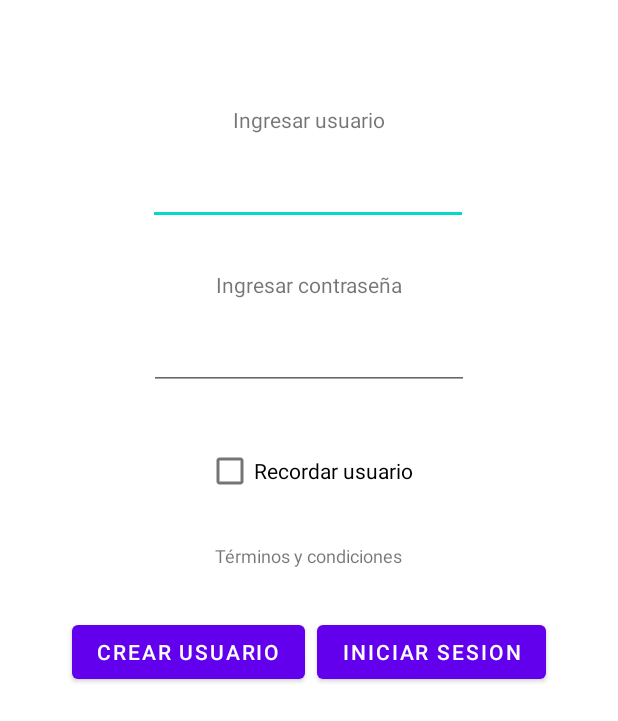
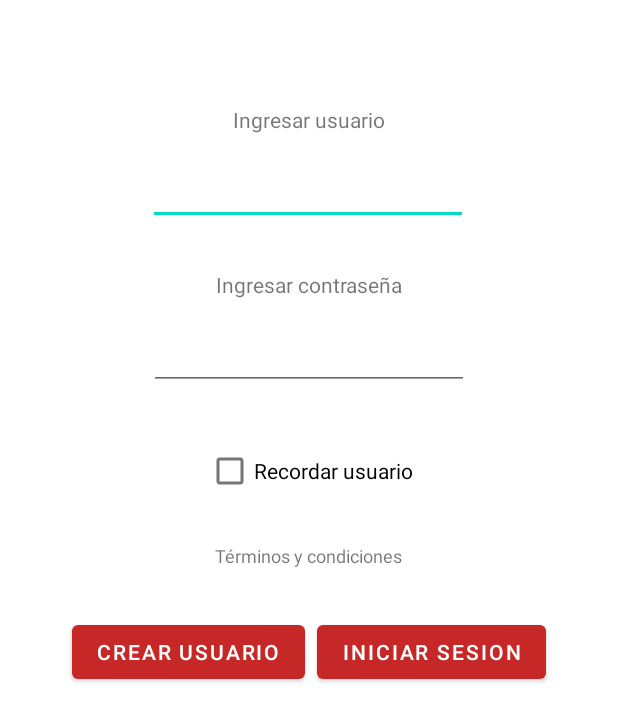
Before and after one commit to RodrigoPasquali/LibrosKotlin, an Android app: the screen it shows after launch (MainActivity), on a phone screen of 412 x 824 dp. Shown: the top 721 px of the screen. Run offline under Robolectric (Android 15) with nearby library versions, the light colour scheme and no system bars.

Commit message:
Se cambia color primario y secundario

```diff
--- a/app/src/main/res/layout/activity_home.xml
+++ b/app/src/main/res/layout/activity_home.xml
@@ -11,7 +11,7 @@
         android:id="@+id/toolbar"
         android:layout_width="match_parent"
         android:layout_height="?attr/actionBarSize"
-        android:background="@color/purple_500"
+        android:background="@color/primary"
         android:theme="@style/ThemeOverlay.MaterialComponents.Dark.ActionBar"
         app:elevation="4dp"
         app:popupTheme="@style/Theme.MaterialComponents.Light" />
--- a/app/src/main/res/layout/activity_libros_favoritos.xml
+++ b/app/src/main/res/layout/activity_libros_favoritos.xml
@@ -12,7 +12,7 @@
         android:id="@+id/toolbar"
         android:layout_width="match_parent"
         android:layout_height="?attr/actionBarSize"
-        android:background="@color/purple_500"
+        android:background="@color/primary"
         android:theme="@style/ThemeOverlay.MaterialComponents.Dark.ActionBar"
         app:elevation="4dp"
         app:popupTheme="@style/Theme.MaterialComponents.Light" />
--- a/app/src/main/res/values-night/themes.xml
+++ b/app/src/main/res/values-night/themes.xml
@@ -2,8 +2,8 @@
     <!-- Base application theme. -->
     <style name="Theme.Libros" parent="Theme.MaterialComponents.DayNight.DarkActionBar">
         <!-- Primary brand color. -->
-        <item name="colorPrimary">@color/purple_200</item>
-        <item name="colorPrimaryVariant">@color/purple_700</item>
+        <item name="colorPrimary">@color/primary</item>
+        <item name="colorPrimaryVariant">@color/primary_dark</item>
         <item name="colorOnPrimary">@color/black</item>
         <!-- Secondary brand color. -->
         <item name="colorSecondary">@color/teal_200</item>
--- a/app/src/main/res/values/colors.xml
+++ b/app/src/main/res/values/colors.xml
@@ -1,8 +1,8 @@
 <?xml version="1.0" encoding="utf-8"?>
 <resources>
-    <color name="purple_200">#FFBB86FC</color>
-    <color name="purple_500">#FF6200EE</color>
-    <color name="purple_700">#FF3700B3</color>
+    <color name="primary_light">#FF5F52</color>
+    <color name="primary">#C62828</color>
+    <color name="primary_dark">#8E0000</color>
     <color name="teal_200">#FF03DAC5</color>
     <color name="teal_700">#FF018786</color>
     <color name="black">#FF000000</color>
--- a/app/src/main/res/values/themes.xml
+++ b/app/src/main/res/values/themes.xml
@@ -2,8 +2,8 @@
     <!-- Base application theme. -->
     <style name="Theme.Libros" parent="Theme.MaterialComponents.DayNight.NoActionBar">
         <!-- Primary brand color. -->
-        <item name="colorPrimary">@color/purple_500</item>
-        <item name="colorPrimaryVariant">@color/purple_700</item>
+        <item name="colorPrimary">@color/primary</item>
+        <item name="colorPrimaryVariant">@color/primary_dark</item>
         <item name="colorOnPrimary">@color/white</item>
         <!-- Secondary brand color. -->
         <item name="colorSecondary">@color/teal_200</item>
```
